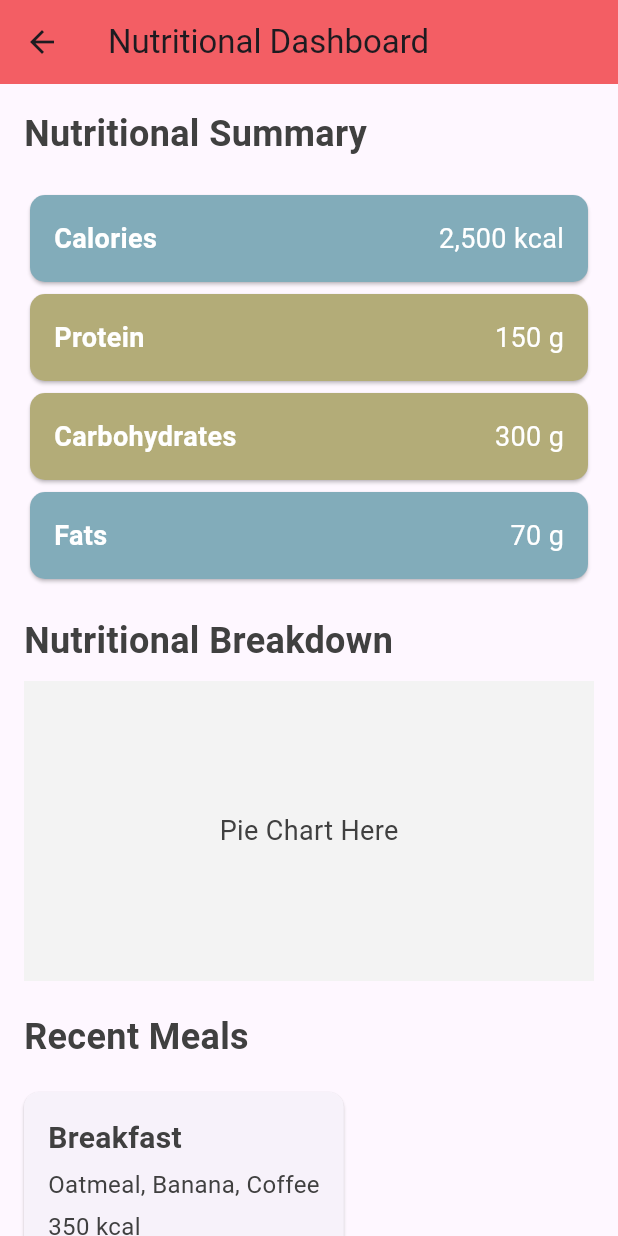
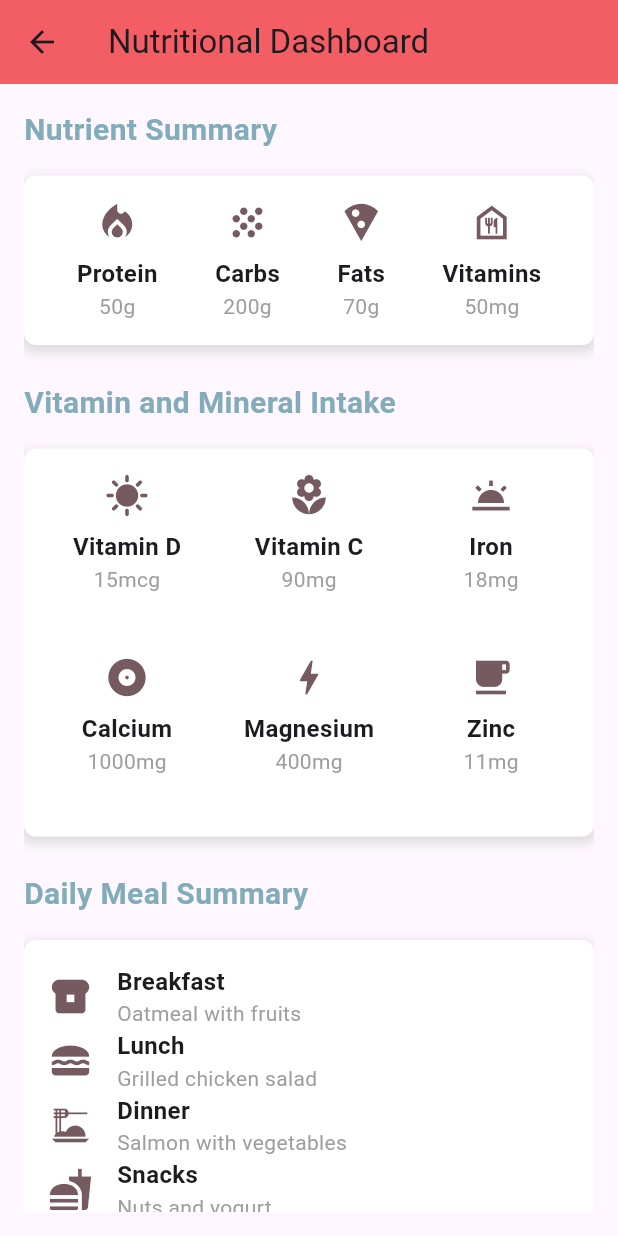
Before and after one commit to HarshiSharma04/Food-Calorie-Estimation-App, a Flutter app: the NutritionalDashboardPage screen opened directly, on a phone screen of 412 x 824 dp. Run offline on Flutter 3.47's test engine with Material 3 defaults, Android fonts, the phone set to English and light mode, and no system bars; our stand-ins replace camera, fl_chart; missing offline and left inert: tflite_v2; network calls fail.

Commit message:
seventh commit

```diff
--- a/lib/food_scan_page.dart
+++ b/lib/food_scan_page.dart
@@ -14,12 +14,52 @@ class _HomeState extends State<Home> {
   CameraImage? cameraImage;
   CameraController? cameraController;
   String output = '';
+  Map<String, String> foodCalories = {
+    '0 aloo gobi': '120 kcal',
+    '1 adhirasam': '320 kcal',
+    '2 aloo tikki': '160 kcal',
+    '3 biryani': '350 kcal',
+    '4 butter chicken': '460 kcal',
+    '5 bhindi masala': '110 kcal',
+    '6 bhatura': '180 kcal',
+    '7 basundi': '120 kcal',
+    '8 chana masala': '150 kcal',
+    '9 chapati': '70 kcal',
+    '10 chicken tikka': '260 kcal',
+    '11 cham cham': '180 kcal',
+    '12 daal makhni': '320 kcal',
+    '13 gajar ka halwa': '220 kcal',
+    '14 ghevar': '200 kcal',
+    '15 gulab jamun': '150 kcal',
+    '16 jalebi': '230 kcal',
+    '17 kachori': '210 kcal',
+    '18 kadhai paneer': '260 kcal',
+    '19 kadhi pakoda': '180 kcal',
+    '20 kuzi paniyaram': '170 kcal',
+    '21 lassi': '120 kcal',
+    '22 litti choka': '220 kcal',
+    '23 missi roti': '130 kcal',
+    '24 malpua': '250 kcal',
+    '25 kalakand': '180 kcal',
+    '26 naan': '200 kcal',
+    '27 palak paneer': '230 kcal',
+    '28 poha': '180 kcal',
+    '29 paneer butter masala': '350 kcal',
+    '30 rabri': '210 kcal',
+    '31 ras malai': '180 kcal',
+    '32 rasgulla': '150 kcal',
+    '33 sandesh': '160 kcal',
+    '34 unni apam': '190 kcal',
+    '35 sheer korma': '200 kcal',
+    '36 soan papdi': '120 kcal',
+  };
+
 
   @override
   void initState() {
     super.initState();
     loadCamera();
-    loadmodel();
+    loadModel();
   }
 
   loadCamera() {
@@ -54,13 +94,15 @@ class _HomeState extends State<Home> {
           asynch: true);
       predictions!.forEach((element) {
         setState(() {
-          output = element['label'];
+          String foodItem = element['label'];
+          String calories = foodCalories[foodItem] ?? 'Calorie info not available';
+          output = '$foodItem: $calories';
         });
       });
     }
   }
 
-  loadmodel() async {
+  loadModel() async {
     await Tflite.loadModel(
         model: "assets/model_unquant.tflite", labels: "assets/labels.txt");
   }
@@ -68,7 +110,7 @@ class _HomeState extends State<Home> {
   @override
   Widget build(BuildContext context) {
     return Scaffold(
-      appBar: AppBar(title: Text('Food calorie detection')),
+      appBar: AppBar(title: Text('Food Calorie Detection')),
       body: Column(children: [
         Padding(
           padding: EdgeInsets.all(20),
@@ -86,7 +128,7 @@ class _HomeState extends State<Home> {
         Text(
           output,
           style: TextStyle(fontWeight: FontWeight.bold, fontSize: 20),
-        )
+        ),
       ]),
     );
   }
--- a/lib/nutritional_dashboard_page.dart
+++ b/lib/nutritional_dashboard_page.dart
@@ -1,83 +1,169 @@
 import 'package:flutter/material.dart';
 
-class NutritionalDashboardPage extends StatelessWidget {
+class NutritionalDashboardPage extends StatefulWidget {
+  @override
+  _NutritionalDashboardPageState createState() => _NutritionalDashboardPageState();
+}
+
+class _NutritionalDashboardPageState extends State<NutritionalDashboardPage> {
   @override
   Widget build(BuildContext context) {
     return Scaffold(
       appBar: AppBar(
-        backgroundColor: Color(0xFFF35E64),
         title: Text('Nutritional Dashboard'),
+        backgroundColor: Color(0xFFF35E64), // Use your app's primary color
       ),
-      body: SingleChildScrollView(
-        child: Padding(
+      body: Padding(
         padding: const EdgeInsets.all(16.0),
+        child: SingleChildScrollView(
           child: Column(
             crossAxisAlignment: CrossAxisAlignment.start,
             children: [
+              // Nutrient Summary
               Text(
-                'Nutritional Summary',
+                'Nutrient Summary',
                 style: TextStyle(
-                  fontSize: 24,
+                  fontSize: 20,
                   fontWeight: FontWeight.bold,
-                  color: Color(0xFF404040),
+                  color: Color(0xFF82ACBA), // Your custom color
                 ),
               ),
-              SizedBox(height: 20),
-              NutrientCard(
-                nutrient: 'Calories',
-                amount: '2,500 kcal',
-                color: Color(0xFF82ACBA),
+              SizedBox(height: 16),
+              Container(
+                padding: EdgeInsets.all(16),
+                decoration: BoxDecoration(
+                  color: Colors.white,
+                  borderRadius: BorderRadius.circular(8),
+                  boxShadow: [
+                    BoxShadow(
+                      color: Colors.grey.withOpacity(0.3),
+                      spreadRadius: 2,
+                      blurRadius: 5,
+                      offset: Offset(0, 3),
                     ),
-              NutrientCard(
-                nutrient: 'Protein',
-                amount: '150 g',
-                color: Color(0xFFB3AC78),
+                  ],
                 ),
-              NutrientCard(
-                nutrient: 'Carbohydrates',
-                amount: '300 g',
-                color: Color(0xFFB3AC78),
-              ),
-              NutrientCard(
-                nutrient: 'Fats',
-                amount: '70 g',
-                color: Color(0xFF82ACBA),
-              ),
-              SizedBox(height: 20),
-              Text(
-                'Nutritional Breakdown',
-                style: TextStyle(
-                  fontSize: 24,
-                  fontWeight: FontWeight.bold,
-                  color: Color(0xFF404040),
+                child: Row(
+                  mainAxisAlignment: MainAxisAlignment.spaceAround,
+                  children: [
+                    _buildNutrientItem(Icons.local_fire_department, 'Protein', '50g'),
+                    _buildNutrientItem(Icons.grain, 'Carbs', '200g'),
+                    _buildNutrientItem(Icons.local_pizza, 'Fats', '70g'),
+                    _buildNutrientItem(Icons.food_bank_outlined, 'Vitamins', '50mg'),
+                  ],
                 ),
               ),
-              SizedBox(height: 10),
-              PieChartWidget(),
-              SizedBox(height: 20),
+              SizedBox(height: 24),
+
+              // Vitamin and Mineral Intake
               Text(
-                'Recent Meals',
+                'Vitamin and Mineral Intake',
                 style: TextStyle(
-                  fontSize: 24,
+                  fontSize: 20,
                   fontWeight: FontWeight.bold,
-                  color: Color(0xFF404040),
+                  color: Color(0xFF82ACBA), // Your custom color
                 ),
               ),
-              SizedBox(height: 10),
-              MealCard(
-                meal: 'Breakfast',
-                description: 'Oatmeal, Banana, Coffee',
-                calories: '350 kcal',
+              SizedBox(height: 16),
+              Container(
+                padding: EdgeInsets.all(16),
+                decoration: BoxDecoration(
+                  color: Colors.white,
+                  borderRadius: BorderRadius.circular(8),
+                  boxShadow: [
+                    BoxShadow(
+                      color: Colors.grey.withOpacity(0.3),
+                      spreadRadius: 2,
+                      blurRadius: 5,
+                      offset: Offset(0, 3),
                     ),
-              MealCard(
-                meal: 'Lunch',
-                description: 'Grilled Chicken Salad, Orange Juice',
-                calories: '450 kcal',
+                  ],
                 ),
-              MealCard(
-                meal: 'Dinner',
-                description: 'Spaghetti, Garlic Bread, Salad',
-                calories: '600 kcal',
+                child: GridView.count(
+                  shrinkWrap: true,
+                  crossAxisCount: 3,
+                  crossAxisSpacing: 16,
+                  mainAxisSpacing: 16,
+                  children: [
+                    _buildVitaminMineralItem(Icons.sunny, 'Vitamin D', '15mcg'),
+                    _buildVitaminMineralItem(Icons.local_florist, 'Vitamin C', '90mg'),
+                    _buildVitaminMineralItem(Icons.wb_twilight, 'Iron', '18mg'),
+                    _buildVitaminMineralItem(Icons.album, 'Calcium', '1000mg'),
+                    _buildVitaminMineralItem(Icons.bolt, 'Magnesium', '400mg'),
+                    _buildVitaminMineralItem(Icons.local_cafe, 'Zinc', '11mg'),
+                  ],
+                ),
+              ),
+              SizedBox(height: 24),
+
+              // Daily Meal Summary
+              Text(
+                'Daily Meal Summary',
+                style: TextStyle(
+                  fontSize: 20,
+                  fontWeight: FontWeight.bold,
+                  color: Color(0xFF82ACBA), // Your custom color
+                ),
+              ),
+              SizedBox(height: 16),
+              Container(
+                padding: EdgeInsets.all(16),
+                decoration: BoxDecoration(
+                  color: Colors.white,
+                  borderRadius: BorderRadius.circular(8),
+                  boxShadow: [
+                    BoxShadow(
+                      color: Colors.grey.withOpacity(0.3),
+                      spreadRadius: 2,
+                      blurRadius: 5,
+                      offset: Offset(0, 3),
+                    ),
+                  ],
+                ),
+                child: Column(
+                  children: [
+                    _buildMealSummaryItem(Icons.breakfast_dining, 'Breakfast', 'Oatmeal with fruits'),
+                    _buildMealSummaryItem(Icons.lunch_dining, 'Lunch', 'Grilled chicken salad'),
+                    _buildMealSummaryItem(Icons.dinner_dining, 'Dinner', 'Salmon with vegetables'),
+                    _buildMealSummaryItem(Icons.fastfood, 'Snacks', 'Nuts and yogurt'),
+                  ],
+                ),
+              ),
+              SizedBox(height: 24),
+
+              // Recommended Nutrients
+              Text(
+                'Recommended Nutrients',
+                style: TextStyle(
+                  fontSize: 20,
+                  fontWeight: FontWeight.bold,
+                  color: Color(0xFF82ACBA), // Your custom color
+                ),
+              ),
+              SizedBox(height: 16),
+              Container(
+                padding: EdgeInsets.all(16),
+                decoration: BoxDecoration(
+                  color: Colors.white,
+                  borderRadius: BorderRadius.circular(8),
+                  boxShadow: [
+                    BoxShadow(
+                      color: Colors.grey.withOpacity(0.3),
+                      spreadRadius: 2,
+                      blurRadius: 5,
+                      offset: Offset(0, 3),
+                    ),
+                  ],
+                ),
+                child: Column(
+                  children: [
+                    _buildRecommendationItem('Protein', '50-60g'),
+                    _buildRecommendationItem('Carbs', '200-250g'),
+                    _buildRecommendationItem('Fats', '70-80g'),
+                    _buildRecommendationItem('Vitamins', 'Varies'),
+                    _buildRecommendationItem('Minerals', 'Varies'),
+                  ],
+                ),
               ),
             ],
           ),
@@ -85,125 +171,106 @@ class NutritionalDashboardPage extends StatelessWidget {
       ),
     );
   }
-}
 
-class NutrientCard extends StatelessWidget {
-  final String nutrient;
-  final String amount;
-  final Color color;
-
-  const NutrientCard({
-    Key? key,
-    required this.nutrient,
-    required this.amount,
-    required this.color,
-  }) : super(key: key);
-
-  @override
-  Widget build(BuildContext context) {
-    return Card(
-      color: color,
-      shape: RoundedRectangleBorder(
-        borderRadius: BorderRadius.circular(10),
-      ),
-      child: Padding(
-        padding: const EdgeInsets.all(16.0),
-        child: Row(
-          mainAxisAlignment: MainAxisAlignment.spaceBetween,
+  Widget _buildNutrientItem(IconData icon, String nutrient, String value) {
+    return Column(
       children: [
+        Icon(icon, size: 30, color: Color(0xFF755A5F)), // Custom icon color
+        SizedBox(height: 8),
         Text(
           nutrient,
           style: TextStyle(
-                fontSize: 18,
+            fontSize: 16,
             fontWeight: FontWeight.bold,
-                color: Colors.white,
           ),
         ),
         Text(
-              amount,
+          value,
           style: TextStyle(
-                fontSize: 18,
-                color: Colors.white,
+            fontSize: 14,
+            color: Colors.grey,
           ),
         ),
       ],
+    );
+  }
+
+  Widget _buildVitaminMineralItem(IconData icon, String nutrient, String value) {
+    return Column(
+      children: [
+        Icon(icon, size: 30, color: Color(0xFF755A5F)), // Custom icon color
+        SizedBox(height: 8),
+        Text(
+          nutrient,
+          style: TextStyle(
+            fontSize: 16,
+            fontWeight: FontWeight.bold,
           ),
         ),
+        Text(
+          value,
+          style: TextStyle(
+            fontSize: 14,
+            color: Colors.grey,
+          ),
+        ),
+      ],
     );
   }
-}
 
-class PieChartWidget extends StatelessWidget {
-  @override
-  Widget build(BuildContext context) {
-    // Placeholder for a pie chart
-    return Container(
-      height: 200,
-      color: Color(0xFFF3F3F3),
-      child: Center(
-        child: Text(
-          'Pie Chart Here',
-          style: TextStyle(
-            fontSize: 18,
-            color: Color(0xFF404040),
-          ),
-        ),
-      ),
-    );
-  }
-}
-
-class MealCard extends StatelessWidget {
-  final String meal;
-  final String description;
-  final String calories;
-
-  const MealCard({
-    Key? key,
-    required this.meal,
-    required this.description,
-    required this.calories,
-  }) : super(key: key);
-
-  @override
-  Widget build(BuildContext context) {
-    return Card(
-      margin: EdgeInsets.symmetric(vertical: 10),
-      shape: RoundedRectangleBorder(
-        borderRadius: BorderRadius.circular(10),
-      ),
-      child: Padding(
-        padding: const EdgeInsets.all(16.0),
-        child: Column(
+  Widget _buildMealSummaryItem(IconData icon, String meal, String description) {
+    return Row(
+      children: [
+        Icon(icon, size: 30, color: Color(0xFF755A5F)), // Custom icon color
+        SizedBox(width: 16),
+        Column(
           crossAxisAlignment: CrossAxisAlignment.start,
           children: [
             Text(
               meal,
               style: TextStyle(
-                fontSize: 20,
+                fontSize: 16,
                 fontWeight: FontWeight.bold,
-                color: Color(0xFF404040),
               ),
             ),
-            SizedBox(height: 5),
             Text(
               description,
               style: TextStyle(
-                fontSize: 16,
-                color: Color(0xFF404040),
-              ),
-            ),
-            SizedBox(height: 5),
-            Text(
-              calories,
-              style: TextStyle(
-                fontSize: 16,
-                color: Color(0xFF404040),
+                fontSize: 14,
+                color: Colors.grey,
               ),
             ),
           ],
         ),
+      ],
+    );
+  }
+
+  Widget _buildRecommendationItem(String nutrient, String recommendation) {
+    return Row(
+      children: [
+        Icon(Icons.check, size: 30, color: Color(0xFF755A5F)), // Custom icon color
+        SizedBox(width: 16),
+        Column(
+          crossAxisAlignment: CrossAxisAlignment.start,
+          children: [
+            Text(
+              nutrient,
+              style: TextStyle(
+                fontSize: 16,
+                fontWeight: FontWeight.bold,
               ),
+            ),
+            Text(
+              recommendation,
+              style: TextStyle(
+                fontSize: 14,
+                color: Colors.grey,
+              ),
+            ),
+          ],
+        ),
+      ],
     );
   }
 }
```
Lines whose indentation alone changed are shown as unchanged.
